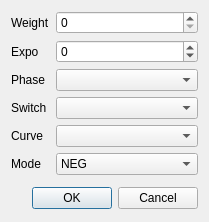
Old version of the form src/expodialog.ui in the repository roberto1903/companion9x.
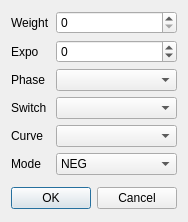
New version of the form. Icons and pictures are not drawn.

Commit message: Fix for issue51 should be checked on MACOS

```diff
--- a/src/expodialog.ui
+++ b/src/expodialog.ui
@@ -6,7 +6,7 @@
    <rect>
     <x>0</x>
     <y>0</y>
-    <width>209</width>
+    <width>182</width>
     <height>222</height>
    </rect>
   </property>
```
